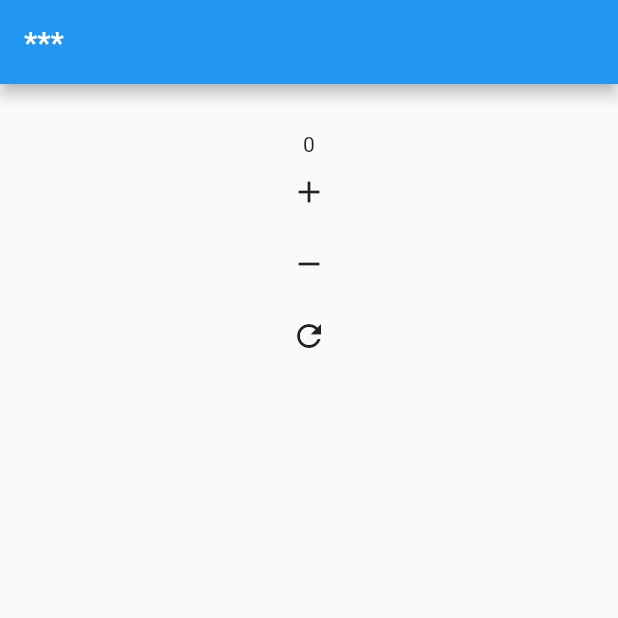
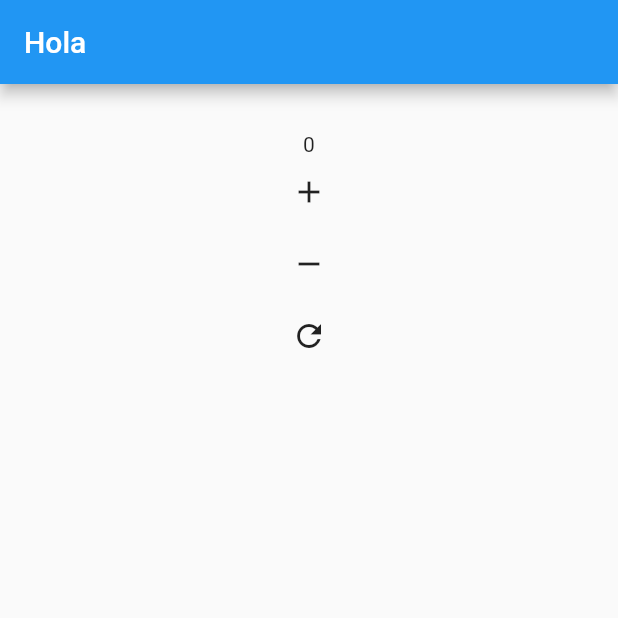
Before and after one commit to NICOC4PP4/button_1, a Flutter app: the screen it shows after launch, on a phone screen of 412 x 824 dp, the top half of it. Run offline on Flutter 3.47's test engine with Material 2 defaults, Android fonts, the phone set to English and light mode, and no system bars.

Commit message:
Update main.dart

```diff
--- a/lib/main.dart
+++ b/lib/main.dart
@@ -33,7 +33,7 @@ class _State extends State<MyApp> {
   Widget build(BuildContext context) {
     return Scaffold(
       appBar: AppBar(
-        title: Text("***"),
+        title: Text("Hola"),
       ),
       body: Container(
         padding: EdgeInsets.all(32.0),
```
